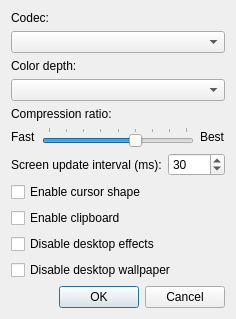
First picture: the form in source/client/ui/desktop_config_dialog.ui, repository dchapyshev/aspia, before the edit.
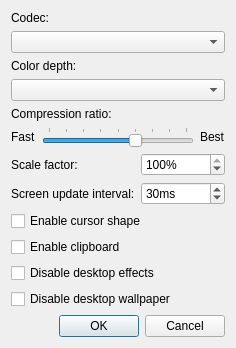
Second picture: the form after the edit.

Commit message: - Initial support for screen scaling (not finished yet).

What changed in the file:
```diff
--- a/source/client/ui/desktop_config_dialog.ui
+++ b/source/client/ui/desktop_config_dialog.ui
@@ -7,7 +7,7 @@
     <x>0</x>
     <y>0</y>
     <width>236</width>
-    <height>305</height>
+    <height>333</height>
    </rect>
   </property>
   <property name="sizePolicy">
@@ -19,7 +19,7 @@
   <property name="windowTitle">
    <string>Session Configuration</string>
   </property>
-  <layout class="QVBoxLayout" name="verticalLayout">
+  <layout class="QVBoxLayout" name="verticalLayout_3">
    <item>
     <widget class="QLabel" name="label_codec">
      <property name="text">
@@ -90,14 +90,49 @@
    <item>
     <layout class="QHBoxLayout" name="horizontalLayout">
      <item>
+      <layout class="QVBoxLayout" name="verticalLayout_2">
+       <item>
+        <widget class="QLabel" name="label_scale_factor">
+         <property name="text">
+          <string>Scale factor:</string>
+         </property>
+        </widget>
+       </item>
+       <item>
       <widget class="QLabel" name="label_update_interval">
        <property name="text">
-        <string>Screen update interval (ms):</string>
+          <string>Screen update interval:</string>
+         </property>
+        </widget>
+       </item>
+      </layout>
+     </item>
+     <item>
+      <layout class="QVBoxLayout" name="verticalLayout">
+       <item>
+        <widget class="QSpinBox" name="spin_scale_factor">
+         <property name="suffix">
+          <string notr="true">%</string>
+         </property>
+         <property name="minimum">
+          <number>50</number>
+         </property>
+         <property name="maximum">
+          <number>100</number>
+         </property>
+         <property name="singleStep">
+          <number>5</number>
+         </property>
+         <property name="value">
+          <number>100</number>
        </property>
       </widget>
      </item>
      <item>
       <widget class="QSpinBox" name="spin_update_interval">
+         <property name="suffix">
+          <string>ms</string>
+         </property>
        <property name="minimum">
         <number>15</number>
        </property>
@@ -108,6 +143,8 @@
         <number>30</number>
        </property>
       </widget>
+       </item>
+      </layout>
      </item>
     </layout>
    </item>
```
Lines whose indentation alone changed are shown as unchanged. The commit also changes 7 other files.
